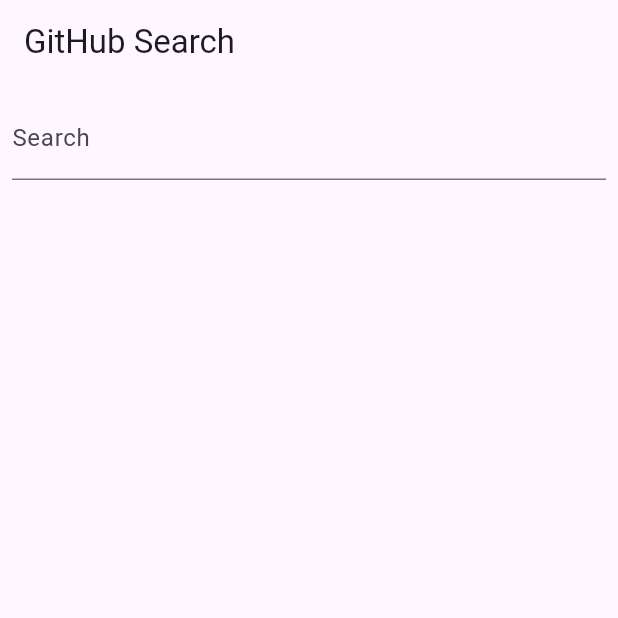
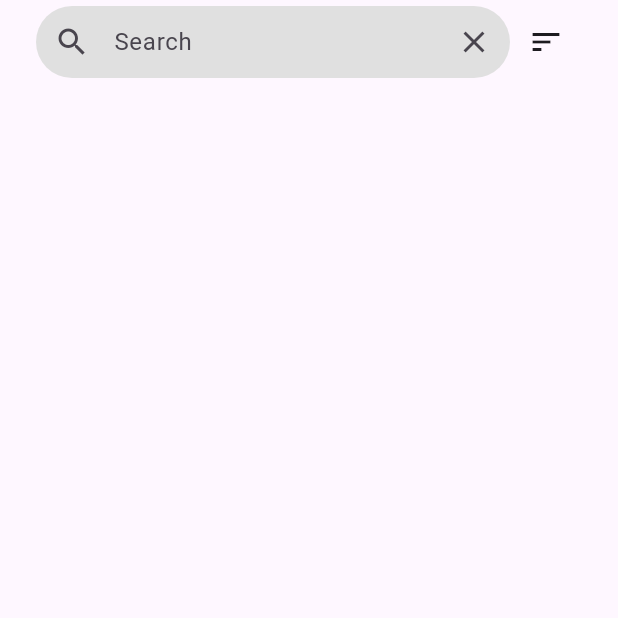
Before and after one commit to gadgelogger/github_search_app, a Flutter app: the screen it shows after launch, on a phone screen of 412 x 824 dp, the top half of it. Run offline on Flutter 3.47's test engine with Material 2 defaults, Android fonts, the phone set to English and light mode, and no system bars; our stand-ins replace shimmer.

Commit message:
検索ボタンとソートボタンを追加（UIのみ）

```diff
--- a/lib/screens/search_screen.dart
+++ b/lib/screens/search_screen.dart
@@ -2,6 +2,7 @@ import 'package:flutter/material.dart';
 import 'package:provider/provider.dart';
 import 'package:github_search_app/screens/details_screen.dart';
 import 'package:github_search_app/services/github_service.dart';
+import 'package:shimmer/shimmer.dart';
 
 class SearchScreen extends StatelessWidget {
   final TextEditingController _controller = TextEditingController();
@@ -12,25 +13,65 @@ class SearchScreen extends StatelessWidget {
   Widget build(BuildContext context) {
     return Scaffold(
       appBar: AppBar(
-        title: const Text('GitHub Search'),
-      ),
-      body: Column(
+        title: PreferredSize(
+          preferredSize: Size.fromHeight(60.0),
+          child: Padding(
+            padding: EdgeInsets.all(8.0),
+            child: Row(
               children: [
-          Padding(
-            padding: const EdgeInsets.all(8.0),
+            Expanded(
             child: TextField(
             controller: _controller,
-              decoration: const InputDecoration(
-                labelText: 'Search',
-              ),
               onSubmitted: (value) {
                 context.read<SearchProvider>().search(value);
               },
+              decoration: InputDecoration(
+                  hintText: 'Search',
+                  filled: true,
+                  fillColor: Colors.grey[300],
+                  prefixIcon: Icon(Icons.search),
+                  suffixIcon: IconButton(
+                    icon: Icon(Icons.clear),
+                    onPressed: () => _controller.clear(),
+                  ),
+                  border: OutlineInputBorder(
+                  borderRadius: BorderRadius.circular(30.0),
+              borderSide: BorderSide.none,
+            ),
+            contentPadding: EdgeInsets.symmetric(horizontal: 20.0),
           ),
         ),
-          Expanded(
-            child: Consumer<SearchProvider>(
-              builder: (_, provider, __) => ListView.builder(
+      ),
+
+      IconButton(
+        icon: Icon(Icons.sort),
+        onPressed: () =>
+            context.read<SearchProvider>().search(_controller.text),
+      ),
+      ],
+    ),
+    ),
+    ),
+    ),
+    body: Consumer<SearchProvider>(
+    builder: (_, provider, __) {
+    if (provider.isLoading) {
+    return ListView.builder(
+    itemCount: 10,
+    itemBuilder: (_, __) => Shimmer.fromColors(
+    baseColor: Colors.grey[300]!,
+    highlightColor: Colors.grey[100]!,
+    child: ListTile(
+    title: Container(
+    width: double.infinity,
+    height: 12.0,
+    color: Colors.white,
+    ),
+    ),
+    ),
+    );
+    } else {
+    return ListView.builder(
     itemCount: provider.repositories.length,
     itemBuilder: (_, index) {
     final repository = provider.repositories[index];
@@ -44,11 +85,11 @@ class SearchScreen extends StatelessWidget {
     ),
     );
     },
-              ),
-            ),
-          ),
-        ],
-      ),
+    );
+    }
+    },
+    )
+    ,
     );
   }
 }
--- a/lib/services/github_service.dart
+++ b/lib/services/github_service.dart
@@ -20,13 +20,20 @@ class GithubService {
 }
 //ChangeNotifierを継承し、GitHubのリポジトリ検索を行うメソッドとその結果を保持するリスト
 class SearchProvider extends ChangeNotifier {
-  final GithubService _githubService = GithubService();
+  GithubService _githubService = GithubService();
   List<Repository> _repositories = [];
+  bool _isLoading = false;  // 追加
 
   List<Repository> get repositories => _repositories;
+  bool get isLoading => _isLoading;  // 追加
 
   search(String keyword) async {
+    _isLoading = true;  // 追加
+    notifyListeners();
+
     _repositories = await _githubService.searchRepositories(keyword);
+
+    _isLoading = false;  // 追加
     notifyListeners();
   }
 }
```
Lines whose indentation alone changed are shown as unchanged.
